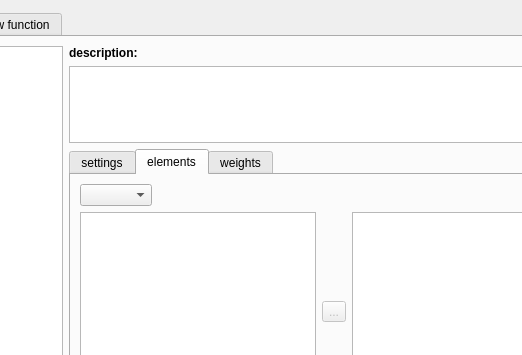
Old version of the form ui/dialogs/featurefunctionsdialog.ui in the repository OpenIndy/OpenIndy; both pictures show x 179 to 701 and y 0 to 355 of the 800 by 600 pixel window.
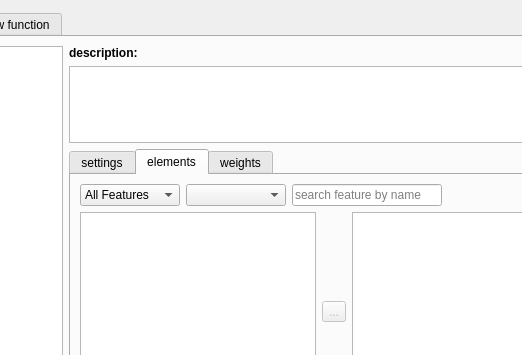
New version of the form. The open tabs and pages were chosen to show the change. Icons and pictures are not drawn.

Commit message: OI-663: add filter UI

```diff
--- a/ui/dialogs/featurefunctionsdialog.ui
+++ b/ui/dialogs/featurefunctionsdialog.ui
@@ -120,7 +120,58 @@
              <item>
               <layout class="QHBoxLayout" name="horizontalLayout_4">
                <item>
-                <widget class="QComboBox" name="comboBox_groups"/>
+                <widget class="QComboBox" name="comboBox_features">
+                 <property name="minimumSize">
+                  <size>
+                   <width>100</width>
+                   <height>0</height>
+                  </size>
+                 </property>
+                 <item>
+                  <property name="text">
+                   <string>All Features</string>
+                  </property>
+                 </item>
+                 <item>
+                  <property name="text">
+                   <string>Actuals</string>
+                  </property>
+                 </item>
+                 <item>
+                  <property name="text">
+                   <string>Nominals</string>
+                  </property>
+                 </item>
+                </widget>
+               </item>
+               <item>
+                <widget class="QComboBox" name="comboBox_groups">
+                 <property name="minimumSize">
+                  <size>
+                   <width>100</width>
+                   <height>0</height>
+                  </size>
+                 </property>
+                </widget>
+               </item>
+               <item>
+                <widget class="QLineEdit" name="lineEdit_searchByFeatureName">
+                 <property name="minimumSize">
+                  <size>
+                   <width>150</width>
+                   <height>0</height>
+                  </size>
+                 </property>
+                 <property name="toolTip">
+                  <string>&lt;html&gt;&lt;head/&gt;&lt;body&gt;&lt;p&gt;search feature by name&lt;/p&gt;&lt;/body&gt;&lt;/html&gt;</string>
+                 </property>
+                 <property name="whatsThis">
+                  <string>&lt;html&gt;&lt;head/&gt;&lt;body&gt;&lt;p&gt;search feature by name&lt;/p&gt;&lt;/body&gt;&lt;/html&gt;</string>
+                 </property>
+                 <property name="placeholderText">
+                  <string>search feature by name</string>
+                 </property>
+                </widget>
                </item>
                <item>
                 <spacer name="horizontalSpacer_2">
```
